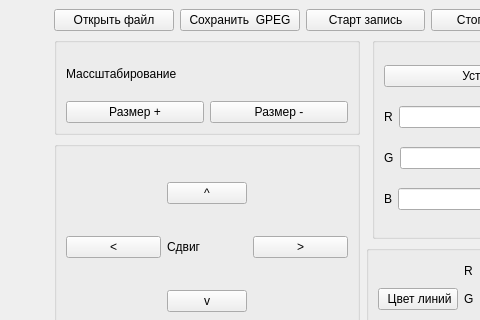
This is viewer.ui in dandyelf/3dviewer1.0 as Qt 5 draws it before an edit; both pictures show x 561 to 1041 and y 0 to 320 of the 1247 by 694 pixel window. The edited form follows.
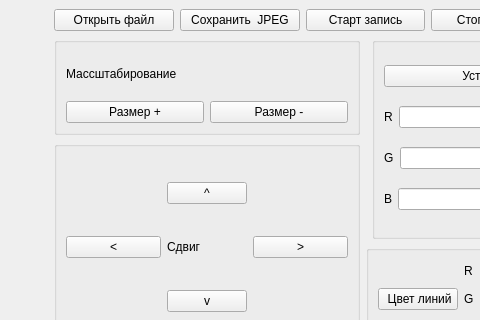
This is the edited form. Custom widgets are drawn as their Qt base class.

What changed in the file:
```diff
--- a/viewer.ui
+++ b/viewer.ui
@@ -52,7 +52,7 @@
       <item>
        <widget class="QPushButton" name="pushButton_12">
         <property name="text">
-         <string>Сохранить  GPEG</string>
+         <string>Сохранить  JPEG</string>
         </property>
        </widget>
       </item>
```
